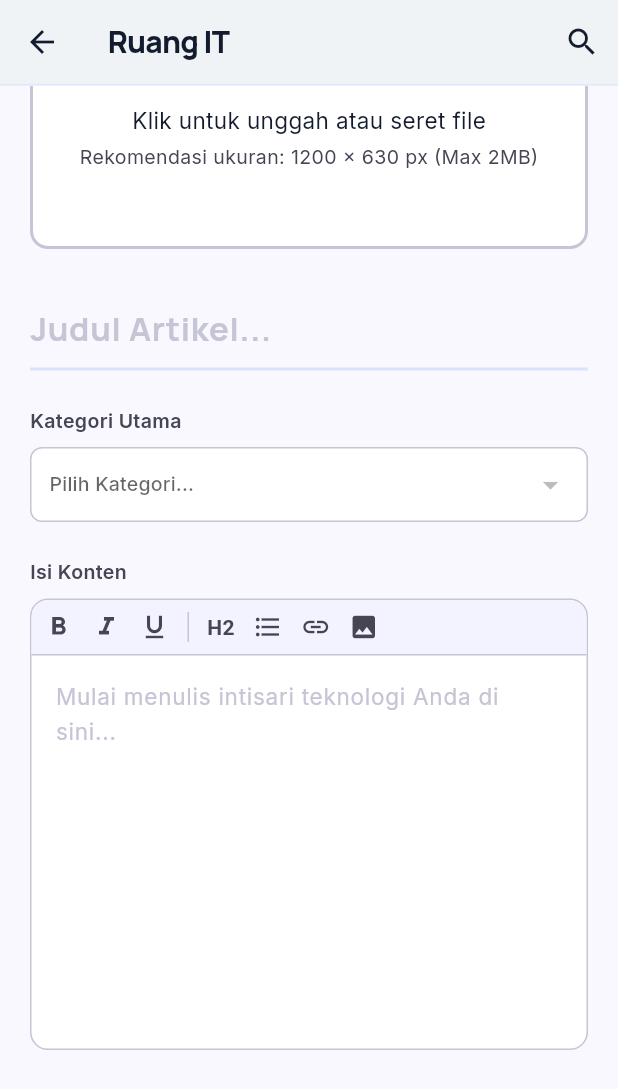
After one commit to Hanifun2310/front_and_ruang_it, a Flutter app: the ArticleEditView screen opened by its route, scrolled down 257 dp, after a tap on "Klik untuk unggah atau seret file", on a phone screen of 412 x 824 dp. The commit adds this screen. Shown: the top 1089 px of the screen. Run offline on Flutter 3.47's test engine with Material 3 defaults, Android fonts, the phone set to English and light mode, and no system bars; our stand-ins replace dio, flutter_widget_from_html, get, get_storage, google_fonts, image_picker; accounts and stored records are empty; network calls fail; statements that could not run were skipped.

Commit message:
Add CRUD for Articles

```diff
--- /dev/null
+++ b/lib/app/modules/article/controllers/article_edit_controller.dart
@@ -0,0 +1,98 @@
+import 'package:flutter/material.dart';
+import 'package:get/get.dart';
+import 'package:image_picker/image_picker.dart';
+import '../../../data/providers/api_provider.dart';
+import '../../../data/models/article_model.dart';
+
+class ArticleEditController extends GetxController {
+  final ApiProvider _apiProvider = ApiProvider();
+
+  late ArticleModel article;
+  final titleController = TextEditingController();
+  final contentController = TextEditingController();
+
+  final Rx<XFile?> selectedImage = Rx<XFile?>(null);
+  final RxInt selectedCategoryId = 0.obs;
+  final RxBool isLoading = false.obs;
+  final RxList<dynamic> categories = <dynamic>[].obs;
+  final RxString currentImageUrl = "".obs;
+
+  @override
+  void onInit() {
+    super.onInit();
+    print("Initializing ArticleEditController with arguments: ${Get.arguments}");
+    article = Get.arguments as ArticleModel;
+
+    // Pre-fill data
+    titleController.text = article.title ?? "";
+    contentController.text = article.content ?? "";
+    selectedCategoryId.value = article.category?.id ?? 0;
+    currentImageUrl.value = article.imageUrl ?? "";
+
+    fetchCategories();
+  }
+
+  Future<void> fetchCategories() async {
+    try {
+      final response = await _apiProvider.getCategories();
+      if (response.statusCode == 200) {
+        categories.value = response.data['data'] ?? response.data;
+      }
+    } catch (e) {
+      print('Error fetching categories: $e');
+    }
+  }
+
+  Future<void> pickImage() async {
+    final ImagePicker picker = ImagePicker();
+    final XFile? image = await picker.pickImage(source: ImageSource.gallery);
+    if (image != null) {
+      selectedImage.value = image;
+    }
+  }
+
+  Future<void> updateArticle() async {
+    if (titleController.text.isEmpty || contentController.text.isEmpty || selectedCategoryId.value == 0) {
+      Get.snackbar('Error', 'Judul, konten, dan kategori harus diisi');
+      return;
+    }
+
+    isLoading.value = true;
+    try {
+      List<int>? imageBytes;
+      String? fileName;
+
+      if (selectedImage.value != null) {
+        imageBytes = await selectedImage.value!.readAsBytes();
+        fileName = selectedImage.value!.name;
+      }
+
+      final response = await _apiProvider.updateArticle(
+        id: article.id!,
+        title: titleController.text,
+        content: contentController.text,
+        categoryId: selectedCategoryId.value,
+        imageBytes: imageBytes,
+        fileName: fileName,
+      );
+
+      if (response.statusCode == 200 || response.statusCode == 201) {
+        Get.back(result: true); // Return true to indicate success
+        Get.snackbar('Sukses', 'Artikel berhasil diperbarui');
+      } else {
+        Get.snackbar('Gagal', 'Gagal memperbarui artikel: ${response.statusMessage}');
+      }
+    } catch (e) {
+      Get.snackbar('Error', 'Terjadi kesalahan: $e');
+    } finally {
+      isLoading.value = false;
+    }
+  }
+
+  @override
+  void onClose() {
+    titleController.dispose();
+    contentController.dispose();
+    super.onClose();
+  }
+}
--- /dev/null
+++ b/lib/app/modules/article/views/article_edit_view.dart
@@ -0,0 +1,329 @@
+import 'dart:io';
+import 'package:flutter/material.dart';
+import 'package:get/get.dart';
+import 'package:google_fonts/google_fonts.dart';
+import 'package:flutter/foundation.dart';
+import '../controllers/article_edit_controller.dart';
+import '../../../routes/app_routes.dart';
+
+class ArticleEditView extends GetView<ArticleEditController> {
+  const ArticleEditView({super.key});
+
+  @override
+  Widget build(BuildContext context) {
+    return Scaffold(
+      backgroundColor: const Color(0xFFFAF8FF),
+      appBar: AppBar(
+        backgroundColor: Colors.white,
+        elevation: 0,
+        leading: IconButton(
+          icon: const Icon(Icons.arrow_back, color: Color(0xFF131B2E)),
+          onPressed: () => Get.back(),
+        ),
+        title: Text(
+          'Ruang IT',
+          style: GoogleFonts.manrope(
+            fontSize: 20,
+            fontWeight: FontWeight.w800,
+            color: const Color(0xFF131B2E),
+            letterSpacing: -0.5,
+          ),
+        ),
+        actions: [
+          IconButton(
+            icon: const Icon(Icons.search, color: Color(0xFF131B2E)),
+            onPressed: () {},
+          ),
+        ],
+        bottom: PreferredSize(
+          preferredSize: const Size.fromHeight(1),
+          child: Container(color: const Color(0xFFE2E7FF), height: 1),
+        ),
+      ),
+      body: SingleChildScrollView(
+        padding: const EdgeInsets.symmetric(horizontal: 20, vertical: 24),
+        child: Column(
+          crossAxisAlignment: CrossAxisAlignment.start,
+          children: [
+            // Header Section
+            Row(
+              mainAxisAlignment: MainAxisAlignment.spaceBetween,
+              children: [
+                Expanded(
+                  child: Column(
+                    crossAxisAlignment: CrossAxisAlignment.start,
+                    children: [
+                      Text(
+                        'Edit Artikel',
+                        style: GoogleFonts.manrope(
+                          fontSize: 22,
+                          fontWeight: FontWeight.w700,
+                          color: const Color(0xFF131B2E),
+                        ),
+                      ),
+                      const SizedBox(height: 4),
+                      Text(
+                        'Perbarui wawasan teknologi Anda.',
+                        style: GoogleFonts.inter(
+                          fontSize: 13,
+                          color: const Color(0xFF444653),
+                        ),
+                      ),
+                    ],
+                  ),
+                ),
+              ],
+            ),
+            const SizedBox(height: 16),
+            Row(
+              children: [
+                Obx(() => ElevatedButton(
+                  onPressed: controller.isLoading.value ? null : () => controller.updateArticle(),
+                  style: ElevatedButton.styleFrom(
+                    backgroundColor: const Color(0xFF092BA2),
+                    foregroundColor: Colors.white,
+                    shape: RoundedRectangleBorder(borderRadius: BorderRadius.circular(20)),
+                    padding: const EdgeInsets.symmetric(horizontal: 24, vertical: 12),
+                    elevation: 0,
+                  ),
+                  child: controller.isLoading.value
+                    ? const SizedBox(width: 20, height: 20, child: CircularProgressIndicator(color: Colors.white, strokeWidth: 2))
+                    : Row(
+                        children: [
+                          Text(
+                            'Simpan Perubahan',
+                            style: GoogleFonts.inter(
+                              fontSize: 13,
+                              fontWeight: FontWeight.w600,
+                            ),
+                          ),
+                          const SizedBox(width: 8),
+                          const Icon(Icons.check_circle_outline, size: 18),
+                        ],
+                      ),
+                )),
+              ],
+            ),
+            const SizedBox(height: 24),
+
+            // Cover Image Upload
+            GestureDetector(
+              onTap: () => controller.pickImage(),
+              child: Obx(() {
+                if (controller.selectedImage.value != null) {
+                  return Container(
+                    width: double.infinity,
+                    height: 200,
+                    decoration: BoxDecoration(
+                      color: Colors.white,
+                      borderRadius: BorderRadius.circular(12),
+                      border: Border.all(color: const Color(0xFFC5C5D6), width: 2),
+                    ),
+                    child: ClipRRect(
+                      borderRadius: BorderRadius.circular(10),
+                      child: kIsWeb
+                        ? Image.network(
+                            controller.selectedImage.value!.path,
+                            fit: BoxFit.cover,
+                          )
+                        : Image.file(
+                            File(controller.selectedImage.value!.path),
+                            fit: BoxFit.cover,
+                          ),
+                    ),
+                  );
+                } else if (controller.currentImageUrl.value.isNotEmpty) {
+                  return Container(
+                    width: double.infinity,
+                    height: 200,
+                    decoration: BoxDecoration(
+                      color: Colors.white,
+                      borderRadius: BorderRadius.circular(12),
+                      border: Border.all(color: const Color(0xFFC5C5D6), width: 2),
+                    ),
+                    child: ClipRRect(
+                      borderRadius: BorderRadius.circular(10),
+                      child: Image.network(
+                        controller.currentImageUrl.value,
+                        fit: BoxFit.cover,
+                        errorBuilder: (_, __, ___) => _buildPlaceholder(),
+                      ),
+                    ),
+                  );
+                } else {
+                  return _buildPlaceholder();
+                }
+              }),
+            ),
+            const SizedBox(height: 24),
+
+            // Form Fields
+            TextField(
+              controller: controller.titleController,
+              style: GoogleFonts.manrope(
+                fontSize: 22,
+                fontWeight: FontWeight.w700,
+                color: const Color(0xFF131B2E),
+              ),
+              decoration: InputDecoration(
+                hintText: 'Judul Artikel...',
+                hintStyle: GoogleFonts.manrope(
+                  color: const Color(0xFFC5C5D6),
+                ),
+                enabledBorder: const UnderlineInputBorder(
+                  borderSide: BorderSide(color: Color(0xFFDAE2FD), width: 2),
+                ),
+                focusedBorder: const UnderlineInputBorder(
+                  borderSide: BorderSide(color: Color(0xFF092BA2), width: 2),
+                ),
+                contentPadding: const EdgeInsets.symmetric(vertical: 12),
+              ),
+            ),
+            const SizedBox(height: 24),
+
+            Column(
+              crossAxisAlignment: CrossAxisAlignment.start,
+              children: [
+                Text(
+                  'Kategori Utama',
+                  style: GoogleFonts.inter(
+                    fontSize: 13,
+                    fontWeight: FontWeight.w600,
+                    color: const Color(0xFF444653),
+                  ),
+                ),
+                const SizedBox(height: 8),
+                Obx(() => Container(
+                  padding: const EdgeInsets.symmetric(horizontal: 12),
+                  decoration: BoxDecoration(
+                    color: Colors.white,
+                    borderRadius: BorderRadius.circular(8),
+                    border: Border.all(color: const Color(0xFFC5C5D6)),
+                  ),
+                  child: DropdownButtonHideUnderline(
+                    child: DropdownButton<int>(
+                      value: controller.selectedCategoryId.value == 0 ? null : controller.selectedCategoryId.value,
+                      hint: Text('Pilih Kategori...', style: GoogleFonts.inter(fontSize: 13)),
+                      isExpanded: true,
+                      items: controller.categories.map((cat) {
+                        return DropdownMenuItem<int>(
+                          value: cat['id'],
+                          child: Text(cat['name'], style: GoogleFonts.inter(fontSize: 13)),
+                        );
+                      }).toList(),
+                      onChanged: (val) {
+                        if (val != null) controller.selectedCategoryId.value = val;
+                      },
+                    ),
+                  ),
+                )),
+              ],
+            ),
+            const SizedBox(height: 24),
+
+            // Content Area
+            Text(
+              'Isi Konten',
+              style: GoogleFonts.inter(
+                fontSize: 13,
+                fontWeight: FontWeight.w600,
+                color: const Color(0xFF444653),
+              ),
+            ),
+            const SizedBox(height: 8),
+            Container(
+              decoration: BoxDecoration(
+                color: Colors.white,
+                borderRadius: BorderRadius.circular(12),
+                border: Border.all(color: const Color(0xFFC5C5D6)),
+              ),
+              child: Column(
+                children: [
+                  // Toolbar Mockup
+                  Container(
+                    padding: const EdgeInsets.all(8),
+                    decoration: const BoxDecoration(
+                      color: Color(0xFFF2F3FF),
+                      borderRadius: BorderRadius.only(topLeft: Radius.circular(12), topRight: Radius.circular(12)),
+                      border: Border(bottom: BorderSide(color: Color(0xFFC5C5D6))),
+                    ),
+                    child: Row(
+                      children: [
+                        Icon(Icons.format_bold, size: 20, color: Color(0xFF444653)),
+                        SizedBox(width: 12),
+                        Icon(Icons.format_italic, size: 20, color: Color(0xFF444653)),
+                        SizedBox(width: 12),
+                        Icon(Icons.format_underlined, size: 20, color: Color(0xFF444653)),
+                        SizedBox(width: 12),
+                        Container(width: 1, height: 20, color: Color(0xFFC5C5D6)),
+                        SizedBox(width: 12),
+                        Text('H2', style: TextStyle(fontWeight: FontWeight.bold, fontSize: 14, color: Color(0xFF444653))),
+                        SizedBox(width: 12),
+                        Icon(Icons.format_list_bulleted, size: 20, color: Color(0xFF444653)),
+                        SizedBox(width: 12),
+                        Icon(Icons.link, size: 20, color: Color(0xFF444653)),
+                        SizedBox(width: 12),
+                        Icon(Icons.image, size: 20, color: Color(0xFF444653)),
+                      ],
+                    ),
+                  ),
+                  TextField(
+                    controller: controller.contentController,
+                    maxLines: 15,
+                    minLines: 10,
+                    style: GoogleFonts.inter(
+                      fontSize: 15,
+                      color: const Color(0xFF131B2E),
+                      height: 1.5,
+                    ),
+                    decoration: InputDecoration(
+                      hintText: 'Mulai menulis intisari teknologi Anda di sini...',
+                      hintStyle: GoogleFonts.inter(color: const Color(0xFFC5C5D6)),
+                      border: InputBorder.none,
+                      contentPadding: const EdgeInsets.all(16),
+                    ),
+                  ),
+                ],
+              ),
+            ),
+            const SizedBox(height: 100), // Extra space for bottom nav
+          ],
+        ),
+      ),
+    );
+  }
+
+  Widget _buildPlaceholder() {
+    return Container(
+      width: double.infinity,
+      height: 200,
+      decoration: BoxDecoration(
+        color: Colors.white,
+        borderRadius: BorderRadius.circular(12),
+        border: Border.all(color: const Color(0xFFC5C5D6), width: 2),
+      ),
+      child: Column(
+        mainAxisAlignment: MainAxisAlignment.center,
+        children: [
+          const Icon(Icons.image_outlined, size: 40, color: Color(0xFF444653)),
+          const SizedBox(height: 12),
+          Text(
+            'Klik untuk unggah atau seret file',
+            style: GoogleFonts.inter(
+              fontSize: 15,
+              color: const Color(0xFF131B2E),
+            ),
+          ),
+          const SizedBox(height: 4),
+          Text(
+            'Rekomendasi ukuran: 1200 x 630 px (Max 2MB)',
+            style: GoogleFonts.inter(
+              fontSize: 13,
+              color: const Color(0xFF444653),
+            ),
+          ),
+        ],
+      ),
+    );
+  }
+}
--- a/lib/app/routes/app_pages.dart
+++ b/lib/app/routes/app_pages.dart
@@ -17,6 +17,9 @@ import '../modules/profile/controllers/profile_controller.dart';
 
 import '../modules/article/views/article_create_view.dart';
 import '../modules/article/bindings/article_create_binding.dart';
+
+import '../modules/article/views/article_edit_view.dart';
+import '../modules/article/controllers/article_edit_controller.dart';
 
 class AppPages {
   AppPages._();
@@ -54,11 +57,18 @@ class AppPages {
     Get.lazyPut<ProfileController>(() => ProfileController());
   }),
 ),
-  GetPage(
-    name: Routes.ARTICLE_CREATE,
-    page: () => const ArticleCreateView(),
-    binding: ArticleCreateBinding(),
-  ),
+    GetPage(
+      name: Routes.ARTICLE_CREATE,
+      page: () => const ArticleCreateView(),
+      binding: ArticleCreateBinding(),
+    ),
+    GetPage(
+      name: Routes.ARTICLE_EDIT,
+      page: () => const ArticleEditView(),
+      binding: BindingsBuilder(() {
+        Get.put(ArticleEditController());
+      }),
+    ),
   ];
 
 }
--- a/lib/app/routes/app_routes.dart
+++ b/lib/app/routes/app_routes.dart
@@ -8,6 +8,7 @@ abstract class Routes {
   static const ARTICLE_DETAIL = _Paths.ARTICLE_DETAIL;
   static const PROFILE = _Paths.PROFILE;
   static const ARTICLE_CREATE = _Paths.ARTICLE_CREATE;
+  static const ARTICLE_EDIT = _Paths.ARTICLE_EDIT;
 }
 
 abstract class _Paths {
@@ -18,4 +19,5 @@ abstract class _Paths {
   static const ARTICLE_DETAIL = '/article-detail';
   static const PROFILE = '/profile';
   static const ARTICLE_CREATE = '/article-create';
+  static const ARTICLE_EDIT = '/article-edit';
 }
```
Also changed, not shown: lib/app/data/providers/api_provider.dart (+31 -0 lines), lib/app/modules/profile/controllers/profile_controller.dart (+15 -0 lines), lib/app/modules/profile/views/profile_view.dart (+74 -2 lines).
